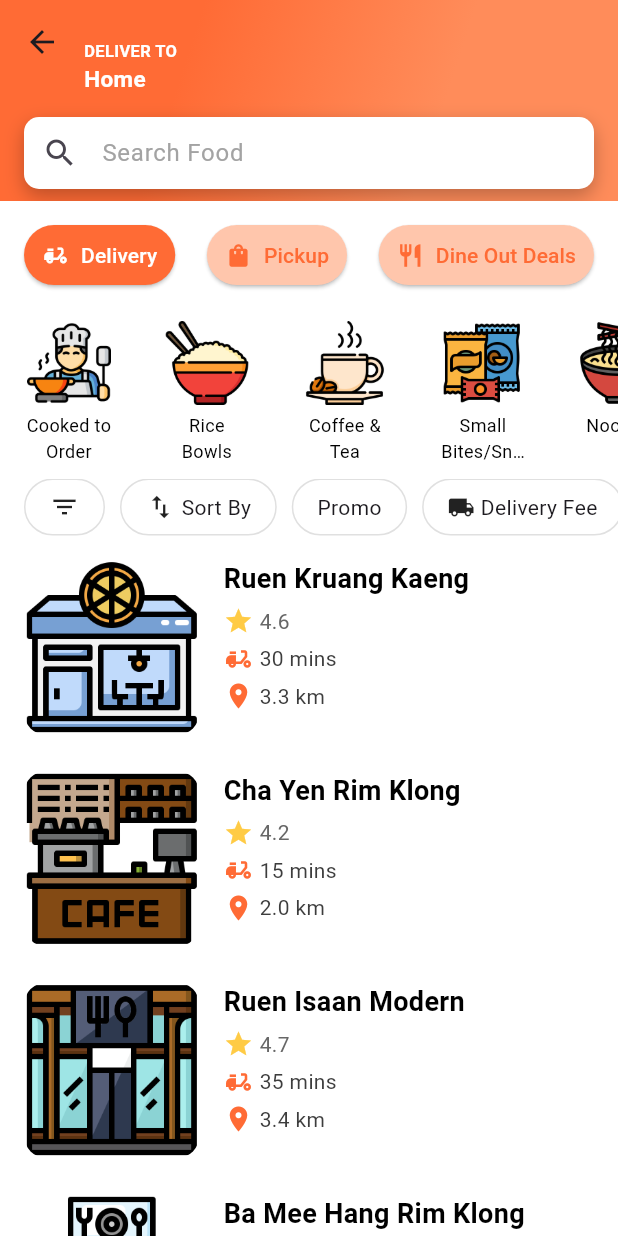
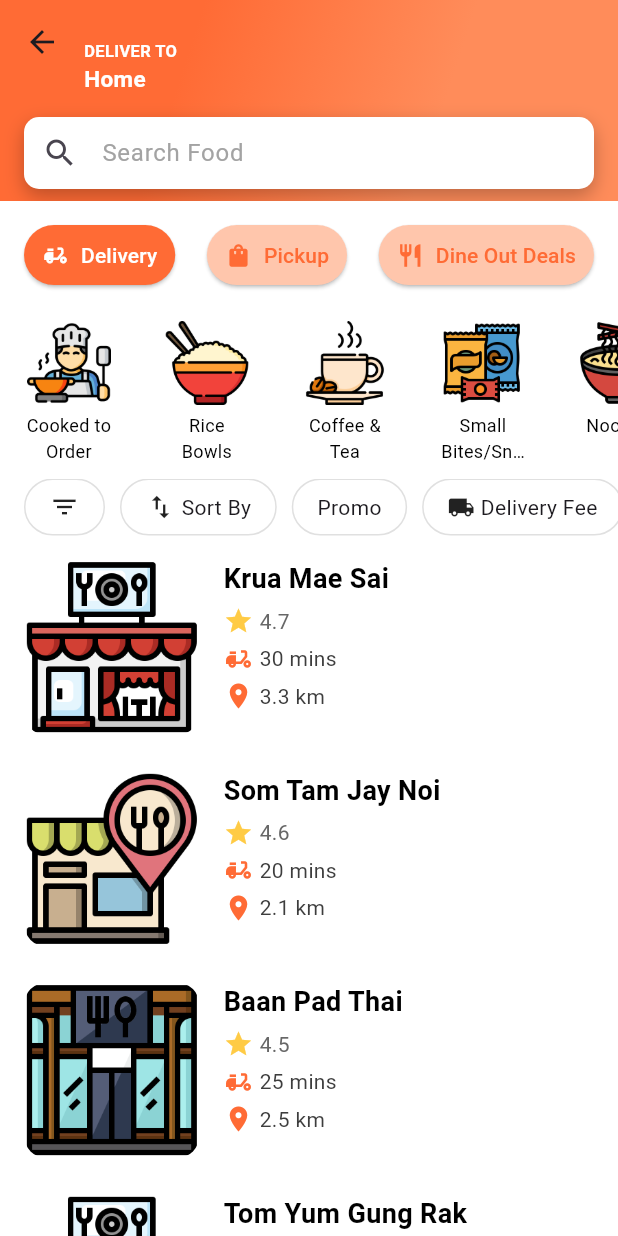
Before and after one commit to Asteriskzkx/aroigo, a Flutter app: the FoodscreenNew screen opened directly, swiped to page 2, on a phone screen of 412 x 824 dp. Run offline on Flutter 3.47's test engine with Material 3 defaults, Android fonts, the phone set to English and light mode, and no system bars; Roboto replaces fonts that are missing (SF Pro Display).

Commit message:
Etc. Update

```diff
--- /dev/null
+++ b/lib/data/cooked_to_order_restaurant.dart
@@ -0,0 +1,529 @@
+import 'package:aroigo/model/menu_model.dart';
+import 'package:aroigo/model/restaurant_model.dart';
+
+class CookedToOrderRestaurant {
+  static List<RestaurantModel> getRestaurants() {
+    return [
+      RestaurantModel(
+        id: 'krua_mae_sai',
+        name: 'Krua Mae Sai',
+        rating: 4.7,
+        deliveryTime: 30,
+        distance: 3.3,
+        imagePath: 'assets/images/restaurant (5).png',
+        menu: [
+          MenuItemModel(
+            id: 'krua_mae_sai_1',
+            name: 'Gaeng Hang Lay',
+            price: 129,
+            image: 'assets/images/food-container (1).png',
+            description: 'Northern Thai pork curry with ginger and tamarind',
+          ),
+          MenuItemModel(
+            id: 'krua_mae_sai_2',
+            name: 'Nam Prik Noom',
+            price: 89,
+            image: 'assets/images/food-container.png',
+            description: 'Roasted green chili dip served with fresh vegetables',
+          ),
+          MenuItemModel(
+            id: 'krua_mae_sai_3',
+            name: 'Sai Oua',
+            price: 149,
+            image: 'assets/images/food-container (1).png',
+            description:
+                'Northern Thai herb sausage with lemongrass and kaffir lime',
+          ),
+          MenuItemModel(
+            id: 'krua_mae_sai_4',
+            name: 'Khao Soi Gai',
+            price: 119,
+            image: 'assets/images/food-container.png',
+            description:
+                'Curry noodle soup with chicken, crispy noodles and pickled mustard greens',
+          ),
+          MenuItemModel(
+            id: 'krua_mae_sai_5',
+            name: 'Nam Ngiao',
+            price: 99,
+            image: 'assets/images/food-container (1).png',
+            description: 'Spicy tomato and pork rib soup with rice noodles',
+          ),
+        ],
+      ),
+      RestaurantModel(
+        id: 'som_tam_jay_noi',
+        name: 'Som Tam Jay Noi',
+        rating: 4.6,
+        deliveryTime: 20,
+        distance: 2.1,
+        imagePath: 'assets/images/restaurant (1).png',
+        menu: [
+          MenuItemModel(
+            id: 'som_tam_jay_noi_1',
+            name: 'Som Tam Thai',
+            price: 79,
+            image: 'assets/images/food-container (1).png',
+            description:
+                'Traditional papaya salad with peanuts and dried shrimp',
+          ),
+          MenuItemModel(
+            id: 'som_tam_jay_noi_2',
+            name: 'Som Tam Poo Plara',
+            price: 89,
+            image: 'assets/images/food-container.png',
+            description:
+                'Papaya salad with pickled crab and fermented fish sauce',
+          ),
+          MenuItemModel(
+            id: 'som_tam_jay_noi_3',
+            name: 'Kai Yang',
+            price: 129,
+            image: 'assets/images/food-container (1).png',
+            description: 'Grilled marinated chicken with Isaan herbs',
+          ),
+          MenuItemModel(
+            id: 'som_tam_jay_noi_4',
+            name: 'Laab Moo',
+            price: 99,
+            image: 'assets/images/food-container.png',
+            description:
+                'Spicy minced pork salad with herbs and toasted rice powder',
+          ),
+          MenuItemModel(
+            id: 'som_tam_jay_noi_5',
+            name: 'Nam Tok Moo',
+            price: 99,
+            image: 'assets/images/food-container (1).png',
+            description: 'Grilled pork salad with herbs and lime dressing',
+          ),
+        ],
+      ),
+      RestaurantModel(
+        id: 'baan_pad_thai',
+        name: 'Baan Pad Thai',
+        rating: 4.5,
+        deliveryTime: 25,
+        distance: 2.5,
+        imagePath: 'assets/images/restaurant (6).png',
+        menu: [
+          MenuItemModel(
+            id: 'baan_pad_thai_1',
+            name: 'Pad Thai Goong Sod',
+            price: 119,
+            image: 'assets/images/food-container (1).png',
+            description:
+                'Stir-fried rice noodles with fresh prawns, tofu and bean sprouts',
+          ),
+          MenuItemModel(
+            id: 'baan_pad_thai_2',
+            name: 'Pad See Ew Gai',
+            price: 99,
+            image: 'assets/images/food-container.png',
+            description:
+                'Stir-fried wide rice noodles with chicken and Chinese broccoli',
+          ),
+          MenuItemModel(
+            id: 'baan_pad_thai_3',
+            name: 'Rad Na Talay',
+            price: 149,
+            image: 'assets/images/food-container (1).png',
+            description: 'Wide rice noodles with seafood in thick gravy sauce',
+          ),
+          MenuItemModel(
+            id: 'baan_pad_thai_4',
+            name: 'Guay Teow Kua Gai',
+            price: 89,
+            image: 'assets/images/food-container.png',
+            description: 'Stir-fried wide rice noodles with chicken and eggs',
+          ),
+          MenuItemModel(
+            id: 'baan_pad_thai_5',
+            name: 'Pad Kee Mao Moo',
+            price: 109,
+            image: 'assets/images/food-container (1).png',
+            description:
+                'Spicy stir-fried drunken noodles with pork and holy basil',
+          ),
+        ],
+      ),
+      RestaurantModel(
+        id: 'tom_yum_gung_rak',
+        name: 'Tom Yum Gung Rak',
+        rating: 4.8,
+        deliveryTime: 35,
+        distance: 3.0,
+        imagePath: 'assets/images/restaurant (5).png',
+        menu: [
+          MenuItemModel(
+            id: 'tom_yum_gung_rak_1',
+            name: 'Tom Yum Goong Nam Kon',
+            price: 159,
+            image: 'assets/images/food-container (1).png',
+            description: 'Creamy spicy and sour soup with prawns and mushrooms',
+          ),
+          MenuItemModel(
+            id: 'tom_yum_gung_rak_2',
+            name: 'Tom Kha Gai',
+            price: 129,
+            image: 'assets/images/food-container.png',
+            description: 'Coconut soup with chicken, galangal and lemongrass',
+          ),
+          MenuItemModel(
+            id: 'tom_yum_gung_rak_3',
+            name: 'Pla Kapong Tom Som',
+            price: 199,
+            image: 'assets/images/food-container (1).png',
+            description: 'Sea bass in sour tamarind soup with herbs',
+          ),
+          MenuItemModel(
+            id: 'tom_yum_gung_rak_4',
+            name: 'Tom Sap Kradook Moo',
+            price: 139,
+            image: 'assets/images/food-container.png',
+            description: 'Spicy and sour pork rib soup with Thai herbs',
+          ),
+          MenuItemModel(
+            id: 'tom_yum_gung_rak_5',
+            name: 'Gang Som Pla',
+            price: 149,
+            image: 'assets/images/food-container (1).png',
+            description: 'Sour orange curry with fish and mixed vegetables',
+          ),
+        ],
+      ),
+      RestaurantModel(
+        id: 'khrua_bangkok_old',
+        name: 'Khrua Bangkok Old',
+        rating: 4.5,
+        deliveryTime: 30,
+        distance: 2.8,
+        imagePath: 'assets/images/restaurant (1).png',
+        menu: [
+          MenuItemModel(
+            id: 'khrua_bangkok_old_1',
+            name: 'Khao Mun Gai',
+            price: 99,
+            image: 'assets/images/food-container (1).png',
+            description: 'Aromatic chicken rice with special dipping sauce',
+          ),
+          MenuItemModel(
+            id: 'khrua_bangkok_old_2',
+            name: 'Guay Tiew Reua',
+            price: 109,
+            image: 'assets/images/food-container.png',
+            description: 'Boat noodles with pork, herbs and dark broth',
+          ),
+          MenuItemModel(
+            id: 'khrua_bangkok_old_3',
+            name: 'Khao Ka Moo',
+            price: 129,
+            image: 'assets/images/food-container (1).png',
+            description: 'Stewed pork leg on rice with pickled vegetables',
+          ),
+          MenuItemModel(
+            id: 'khrua_bangkok_old_4',
+            name: 'Bamee Haeng Moo Daeng',
+            price: 89,
+            image: 'assets/images/food-container.png',
+            description: 'Egg noodles with red barbecue pork and wonton',
+          ),
+          MenuItemModel(
+            id: 'khrua_bangkok_old_5',
+            name: 'Khao Pad Grapao Kai Dao',
+            price: 99,
+            image: 'assets/images/food-container (1).png',
+            description:
+                'Stir-fried rice with holy basil, minced pork and fried egg',
+          ),
+        ],
+      ),
+      RestaurantModel(
+        id: 'krua_southern_phat',
+        name: 'Krua Southern Phat',
+        rating: 4.6,
+        deliveryTime: 35,
+        distance: 3.6,
+        imagePath: 'assets/images/restaurant (6).png',
+        menu: [
+          MenuItemModel(
+            id: 'krua_southern_phat_1',
+            name: 'Gaeng Tai Pla',
+            price: 139,
+            image: 'assets/images/food-container (1).png',
+            description:
+                'Spicy southern curry with fish innards and vegetables',
+          ),
+          MenuItemModel(
+            id: 'krua_southern_phat_2',
+            name: 'Khua Kling Moo',
+            price: 129,
+            image: 'assets/images/food-container.png',
+            description: 'Dry fried minced pork with southern curry paste',
+          ),
+          MenuItemModel(
+            id: 'krua_southern_phat_3',
+            name: 'Pad Sataw Goong',
+            price: 159,
+            image: 'assets/images/food-container (1).png',
+            description: 'Stir-fried stink beans with prawns and chili paste',
+          ),
+          MenuItemModel(
+            id: 'krua_southern_phat_4',
+            name: 'Gaeng Som Pak Tai',
+            price: 119,
+            image: 'assets/images/food-container.png',
+            description: 'Southern sour curry with fish and mixed vegetables',
+          ),
+          MenuItemModel(
+            id: 'krua_southern_phat_5',
+            name: 'Nam Prik Kapi Pla Tu',
+            price: 99,
+            image: 'assets/images/food-container (1).png',
+            description:
+                'Shrimp paste dip with fried mackerel and fresh vegetables',
+          ),
+        ],
+      ),
+      RestaurantModel(
+        id: 'pla_pao_rim_khlong',
+        name: 'Pla Pao Rim Khlong',
+        rating: 4.4,
+        deliveryTime: 40,
+        distance: 3.2,
+        imagePath: 'assets/images/restaurant (5).png',
+        menu: [
+          MenuItemModel(
+            id: 'pla_pao_rim_khlong_1',
+            name: 'Pla Pao Kleua',
+            price: 249,
+            image: 'assets/images/food-container (1).png',
+            description: 'Salt-crusted grilled fish with herbs',
+          ),
+          MenuItemModel(
+            id: 'pla_pao_rim_khlong_2',
+            name: 'Pla Tod Nam Pla',
+            price: 199,
+            image: 'assets/images/food-container.png',
+            description: 'Deep-fried fish with fish sauce and herbs',
+          ),
+          MenuItemModel(
+            id: 'pla_pao_rim_khlong_3',
+            name: 'Tom Yum Pla',
+            price: 169,
+            image: 'assets/images/food-container (1).png',
+            description: 'Spicy and sour fish soup with Thai herbs',
+          ),
+          MenuItemModel(
+            id: 'pla_pao_rim_khlong_4',
+            name: 'Pla Rad Prik',
+            price: 219,
+            image: 'assets/images/food-container.png',
+            description:
+                'Deep-fried fish topped with spicy sweet and sour sauce',
+          ),
+          MenuItemModel(
+            id: 'pla_pao_rim_khlong_5',
+            name: 'Yam Pla Dook Foo',
+            price: 149,
+            image: 'assets/images/food-container (1).png',
+            description: 'Crispy catfish flakes salad with green mango',
+          ),
+        ],
+      ),
+      RestaurantModel(
+        id: 'chan_khao_gaeng',
+        name: 'Chan Khao Gaeng',
+        rating: 4.7,
+        deliveryTime: 25,
+        distance: 2.4,
+        imagePath: 'assets/images/restaurant (1).png',
+        menu: [
+          MenuItemModel(
+            id: 'chan_khao_gaeng_1',
+            name: 'Gaeng Keow Wan Gai',
+            price: 109,
+            image: 'assets/images/food-container (1).png',
+            description: 'Green curry with chicken, eggplant and sweet basil',
+          ),
+          MenuItemModel(
+            id: 'chan_khao_gaeng_2',
+            name: 'Gaeng Panaeng Nuea',
+            price: 129,
+            image: 'assets/images/food-container.png',
+            description: 'Thick red curry with beef and kaffir lime leaves',
+          ),
+          MenuItemModel(
+            id: 'chan_khao_gaeng_3',
+            name: 'Gaeng Massaman Gai',
+            price: 119,
+            image: 'assets/images/food-container (1).png',
+            description:
+                'Sweet and savory curry with chicken, potatoes and peanuts',
+          ),
+          MenuItemModel(
+            id: 'chan_khao_gaeng_4',
+            name: 'Pad Prik King Moo Grob',
+            price: 139,
+            image: 'assets/images/food-container.png',
+            description:
+                'Stir-fried crispy pork belly with red curry paste and string beans',
+          ),
+          MenuItemModel(
+            id: 'chan_khao_gaeng_5',
+            name: 'Gaeng Som Pak Ruam',
+            price: 99,
+            image: 'assets/images/food-container (1).png',
+            description: 'Sour vegetable curry with mixed vegetables',
+          ),
+        ],
+      ),
+      RestaurantModel(
+        id: 'rim_tang_kanom_thai',
+        name: 'Rim Tang Kanom Thai',
+        rating: 4.5,
+        deliveryTime: 20,
+        distance: 2.3,
+        imagePath: 'assets/images/restaurant (6).png',
+        menu: [
+          MenuItemModel(
+            id: 'rim_tang_kanom_thai_1',
+            name: 'Khanom Krok',
+            price: 69,
+            image: 'assets/images/food-container (1).png',
+            description: 'Coconut rice pancakes with various toppings',
+          ),
+          MenuItemModel(
+            id: 'rim_tang_kanom_thai_2',
+            name: 'Khanom Bueang',
+            price: 79,
+            image: 'assets/images/food-container.png',
+            description: 'Thai crispy crepes with sweet or savory fillings',
+          ),
+          MenuItemModel(
+            id: 'rim_tang_kanom_thai_3',
+            name: 'Sangkhaya Fak Thong',
+            price: 89,
+            image: 'assets/images/food-container (1).png',
+            description: 'Pumpkin custard with coconut cream',
+          ),
+          MenuItemModel(
+            id: 'rim_tang_kanom_thai_4',
+            name: 'Mango Sticky Rice',
+            price: 99,
+            image: 'assets/images/food-container.png',
+            description:
+                'Sweet glutinous rice with fresh mango and coconut milk',
+          ),
+          MenuItemModel(
+            id: 'rim_tang_kanom_thai_5',
+            name: 'Tub Tim Grob',
+            price: 69,
+            image: 'assets/images/food-container (1).png',
+            description:
+                'Water chestnut rubies in coconut milk with crushed ice',
+          ),
+        ],
+      ),
+      RestaurantModel(
+        id: 'roi_krew_thai',
+        name: 'Roi Krew Thai',
+        rating: 4.7,
+        deliveryTime: 35,
+        distance: 3.1,
+        imagePath: 'assets/images/restaurant (5).png',
+        menu: [
+          MenuItemModel(
+            id: 'roi_krew_thai_1',
+            name: 'Yam Woon Sen',
+            price: 109,
+            image: 'assets/images/food-container (1).png',
+            description: 'Glass noodle salad with seafood and herbs',
+          ),
+          MenuItemModel(
+            id: 'roi_krew_thai_2',
+            name: 'Mieng Kham',
+            price: 99,
+            image: 'assets/images/food-container.png',
+            description:
+                'Leaf-wrapped bites with coconut, ginger, lime and peanuts',
+          ),
+          MenuItemModel(
+            id: 'roi_krew_thai_3',
+            name: 'Pla Goong',
+            price: 159,
+            image: 'assets/images/food-container (1).png',
+            description: 'Spicy prawn salad with lemongrass and mint',
+          ),
+          MenuItemModel(
+            id: 'roi_krew_thai_4',
+            name: 'Yam Mamuang',
+            price: 89,
+            image: 'assets/images/food-container.png',
+            description: 'Spicy green mango salad with dried shrimp',
+          ),
+          MenuItemModel(
+            id: 'roi_krew_thai_5',
+            name: 'Yam Talay',
+            price: 179,
+            image: 'assets/images/food-container (1).png',
+            description: 'Spicy mixed seafood salad with Thai herbs',
+          ),
+        ],
+      ),
+      RestaurantModel(
+        id: 'cha_nom_baan_rai',
+        name: 'Cha Nom Baan Rai',
+        rating: 4.4,
+        deliveryTime: 15,
+        distance: 1.9,
+        imagePath: 'assets/images/restaurant (1).png',
+        menu: [
+          MenuItemModel(
+            id: 'cha_nom_baan_rai_1',
+            name: 'Thai Milk Tea',
+            price: 59,
+            image: 'assets/images/food-container (1).png',
+            description: 'Sweet and creamy traditional Thai iced tea',
+          ),
+          MenuItemModel(
+            id: 'cha_nom_baan_rai_2',
+            name: 'Thai Lemon Tea',
+            price: 49,
+            image: 'assets/images/food-container.png',
+            description: 'Refreshing iced tea with fresh lime',
+          ),
+          MenuItemModel(
+            id: 'cha_nom_baan_rai_3',
+            name: 'Butterfly Pea Milk',
+            price: 69,
+            image: 'assets/images/food-container (1).png',
+            description: 'Blue butterfly pea tea with milk and honey',
+          ),
+          MenuItemModel(
+            id: 'cha_nom_baan_rai_4',
+            name: 'Longan Juice',
+            price: 59,
+            image: 'assets/images/food-container.png',
+            description: 'Sweet longan fruit juice with honey',
+          ),
+          MenuItemModel(
+            id: 'cha_nom_baan_rai_5',
+            name: 'Thai Coffee',
+            price: 65,
+            image: 'assets/images/food-container (1).png',
+            description: 'Strong Thai coffee with condensed milk',
+          ),
+        ],
+      ),
+    ];
+  }
+
+  static RestaurantModel? getRestaurantById(String id) {
+    try {
+      return getRestaurants().firstWhere((restaurant) => restaurant.id == id);
+    } catch (e) {
+      return null;
+    }
+  }
+}
--- a/lib/screens/foodscreen_new.dart
+++ b/lib/screens/foodscreen_new.dart
@@ -1,5 +1,6 @@
 import 'package:aroigo/widgets/bigroundedcard.dart';
 import 'package:aroigo/widgets/categorytogglebutton.dart';
+import 'package:aroigo/widgets/cooked_to_order_restaurantcard_col.dart';
 import 'package:aroigo/widgets/filtersorting.dart';
 import 'package:aroigo/widgets/promorestaurantcard.dart';
 import 'package:aroigo/widgets/restaurantcard_col.dart';
@@ -220,7 +221,7 @@ class _FoodscreenNew extends State<FoodscreenNew> {
               _buildCategoryHeader('$categoryName Restaurants'),
               FilterSorting(onFilterSelected: (filterType) {}),
               const SizedBox(height: 16),
-              _buildSafeWidget(() => RestaurantcardCol()),
+              _buildSafeWidget(() => CookedToOrderRestaurantcardCol()),
             ],
           );
           break;
--- /dev/null
+++ b/lib/widgets/cooked_to_order_restaurantcard_col.dart
@@ -0,0 +1,139 @@
+import 'package:aroigo/data/cooked_to_order_restaurant.dart';
+import 'package:aroigo/model/restaurant_model.dart';
+import 'package:aroigo/screens/restaurantscreen.dart';
+import 'package:flutter/material.dart';
+
+class CookedToOrderRestaurantcardCol extends StatefulWidget {
+  const CookedToOrderRestaurantcardCol({super.key});
+
+  @override
+  State<StatefulWidget> createState() {
+    return _CookedToOrderRestaurantcardCol();
+  }
+}
+
+class _CookedToOrderRestaurantcardCol
+    extends State<CookedToOrderRestaurantcardCol> {
+  final List<RestaurantModel> restaurant =
+      CookedToOrderRestaurant.getRestaurants();
+
+  @override
+  Widget build(BuildContext context) {
+    return Column(
+      children:
+          restaurant.map((restaurantData) {
+            return _buildRestaurantCard(restaurantData);
+          }).toList(),
+    );
+  }
+
+  Widget _buildRestaurantCard(RestaurantModel restaurant) {
+    return Padding(
+      padding: const EdgeInsets.only(left: 16.0, right: 16.0, bottom: 24.0),
+      child: GestureDetector(
+        onTap: () {
+          Navigator.push(
+            context,
+            MaterialPageRoute(
+              builder: (context) => RestaurantScreen(restaurant: restaurant),
+            ),
+          );
+        },
+        child: Row(
+          crossAxisAlignment: CrossAxisAlignment.start,
+          children: [
+            ClipRRect(
+              borderRadius: BorderRadius.circular(15.0),
+              child: Image.asset(
+                restaurant.imagePath,
+                width: 117,
+                height: 117,
+                fit: BoxFit.cover,
+                errorBuilder: (context, error, stackTrace) {
+                  return Container(
+                    width: 117,
+                    height: 117,
+                    color: Colors.grey[300],
+                    child: const Center(
+                      child: Icon(Icons.restaurant, color: Colors.grey),
+                    ),
+                  );
+                },
+              ),
+            ),
+            SizedBox(width: 16),
+            Column(
+              crossAxisAlignment: CrossAxisAlignment.start,
+              children: [
+                ConstrainedBox(
+                  constraints: BoxConstraints(maxWidth: 249.0),
+                  child: Text(
+                    restaurant.name,
+                    style: TextStyle(
+                      fontFamily: 'SF Pro Display',
+                      color: Colors.black,
+                      fontSize: 18,
+                      fontWeight: FontWeight.bold,
+                    ),
+                    softWrap: true,
+                    overflow: TextOverflow.ellipsis,
+                    maxLines: 1,
+                  ),
+                ),
+                SizedBox(height: 5),
+                Row(
+                  children: [
+                    Icon(Icons.star, color: Color(0XFFFFCB45), size: 20),
+                    const SizedBox(width: 4),
+                    Text(
+                      restaurant.rating.toString(),
+                      style: TextStyle(
+                        fontFamily: 'SF Pro Display',
+                        fontSize: 14,
+                        color: Color(0xFF676767),
+                      ),
+                    ),
+                  ],
+                ),
+                SizedBox(height: 5),
+                Row(
+                  children: [
+                    Icon(
+                      Icons.delivery_dining,
+                      color: Color(0XFFFF6B35),
+                      size: 20,
+                    ),
+                    const SizedBox(width: 4),
+                    Text(
+                      '${restaurant.deliveryTime} mins',
+                      style: TextStyle(
+                        fontFamily: 'SF Pro Display',
+                        fontSize: 14,
+                        color: Color(0xFF3D3D3D),
+                      ),
+                    ),
+                  ],
+                ),
+                SizedBox(height: 5),
+                Row(
+                  children: [
+                    Icon(Icons.location_on, color: Color(0XFFFF6B35), size: 20),
+                    const SizedBox(width: 4),
+                    Text(
+                      '${restaurant.distance} km',
+                      style: TextStyle(
+                        fontFamily: 'SF Pro Display',
+                        fontSize: 14,
+                        color: Color(0xFF3D3D3D),
+                      ),
+                    ),
+                  ],
+                ),
+              ],
+            ),
+          ],
+        ),
+      ),
+    );
+  }
+}
```
